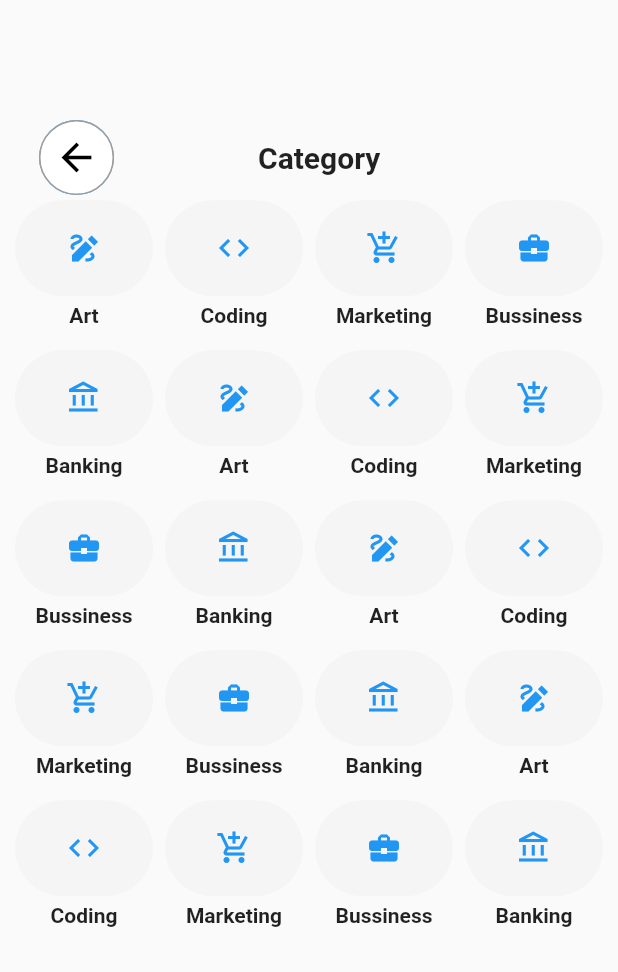
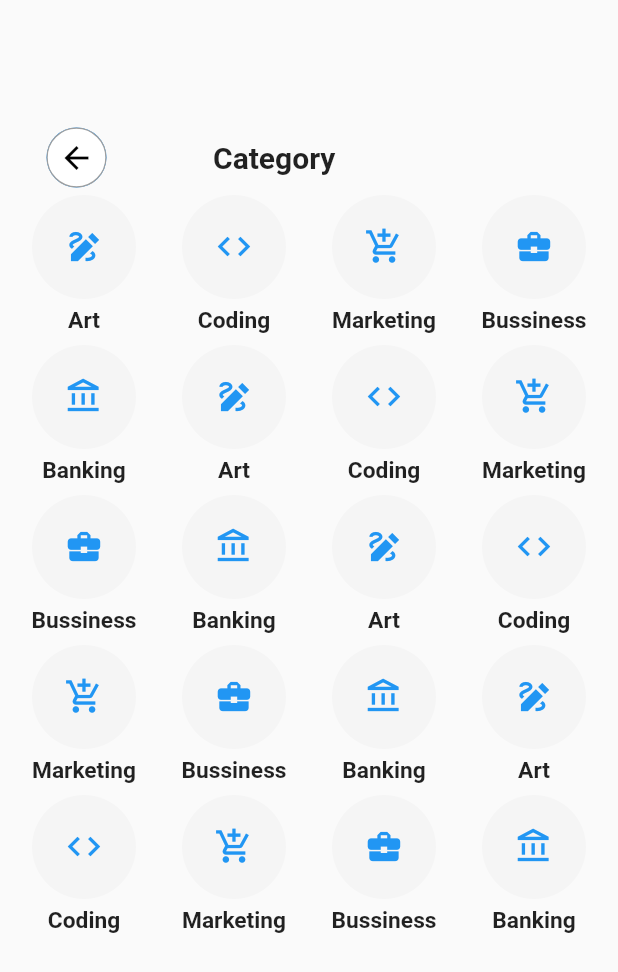
Before and after one commit to JayarajChippada/E-learning, a Flutter app: the MyBottomBar screen opened directly, after a tap on "See all", on a phone screen of 412 x 824 dp. Shown: the top 972 px of the screen. Run offline on Flutter 3.47's test engine with Material 2 defaults, Android fonts, the phone set to English and light mode, and no system bars; our stand-ins replace unicons.

Commit message:
Mobile edit code

```diff
--- a/lib/home/screens/home_screen.dart
+++ b/lib/home/screens/home_screen.dart
@@ -53,7 +53,7 @@ class HomeScreen extends StatelessWidget {
                 children: [
                   //const Spacer(),
                   const SizedBox(
-                    height: 30,
+                    height: 10,
                   ),
                   Row(
                     mainAxisAlignment: MainAxisAlignment.spaceBetween,
@@ -123,9 +123,9 @@ class HomeScreen extends StatelessWidget {
                       )
                     ],
                   ),
-                  const SizedBox(
-                    height: 20,
-                  )
+                  // const SizedBox(
+                  //   height: 10,
+                  // )
                 ],
               ),
             ),
--- a/lib/home/widgets/card.dart
+++ b/lib/home/widgets/card.dart
@@ -26,6 +26,7 @@ class MyCard extends StatelessWidget {
               offset: const Offset(0, 3), // Offset
             ),
           ]),
+      child: FittedBox(
         child: Row(
           //mainAxisAlignment: MainAxisAlignment.spaceEvenly,
           children: [
@@ -125,14 +126,14 @@ class MyCard extends StatelessWidget {
                             )),
                       ),
                       const SizedBox(
-                      width: 10,
+                        width: 5,
                       ),
                       const Text(
                         "20/25",
                         style: TextStyle(
                             fontWeight: FontWeight.bold,
-                          color: Colors.grey,
-                          fontSize: 14),
+                            color: Colors.blueGrey,
+                            fontSize: 12),
                       )
                     ],
                   ),
@@ -141,6 +142,7 @@ class MyCard extends StatelessWidget {
             )
           ],
         ),
+      ),
     );
   }
 }
--- a/lib/pages/category_screen.dart
+++ b/lib/pages/category_screen.dart
@@ -41,7 +41,9 @@ class CategoryScreen extends StatelessWidget {
             const SizedBox(height: 70,),
             Row(
               children: [
-                CircularButton(
+                Transform.scale(
+                  scale: 0.8,
+                  child: CircularButton(
                       color: Colors.white,
                       icon: Icons.arrow_back,
                       iconColor: Colors.black,
@@ -53,8 +55,9 @@ class CategoryScreen extends StatelessWidget {
                               builder: (context) => const MyBottomBar(),
                             ));
                       })),
+                ),
                 const SizedBox(
-                  width: 80,
+                  width: 50,
                 ),
                 const Center(
                   child: Text(
@@ -74,7 +77,7 @@ class CategoryScreen extends StatelessWidget {
                 ),
                 itemCount: categories.length,
                 itemBuilder: (context, index) {
-                  return MyCategory(icon: categories[index]['icon'], title: categories[index]['title']);
+                  return FittedBox(child: MyCategory(icon: categories[index]['icon'], title: categories[index]['title']));
                 },
               ),
             )
```
Lines whose indentation alone changed are shown as unchanged.
